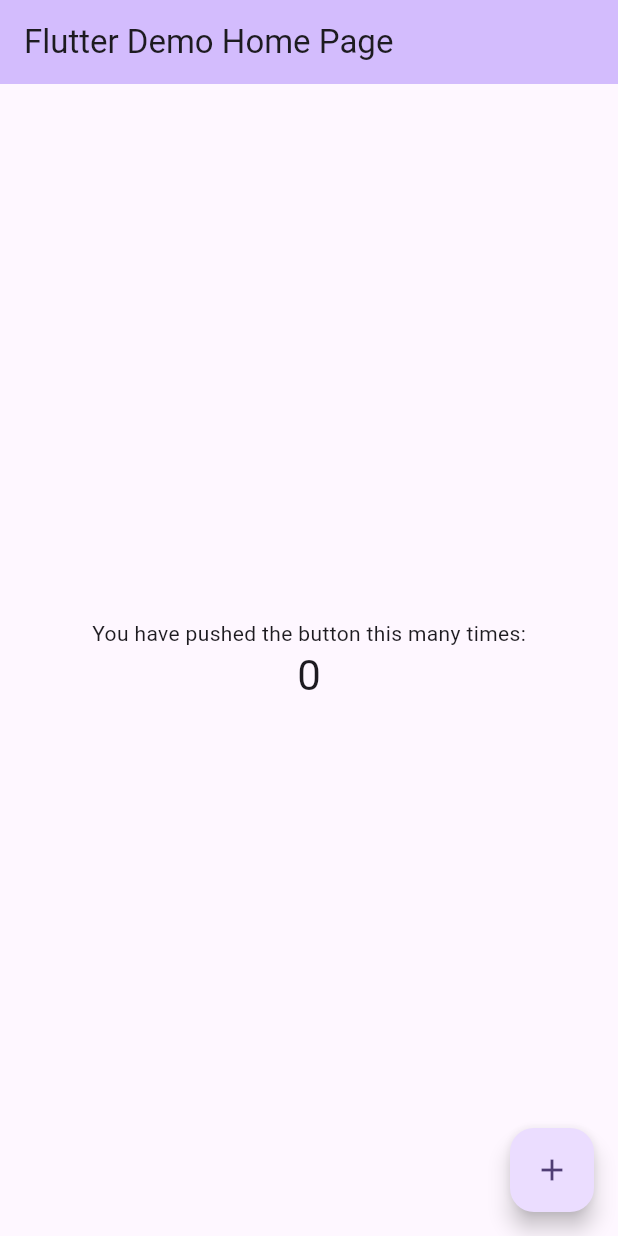
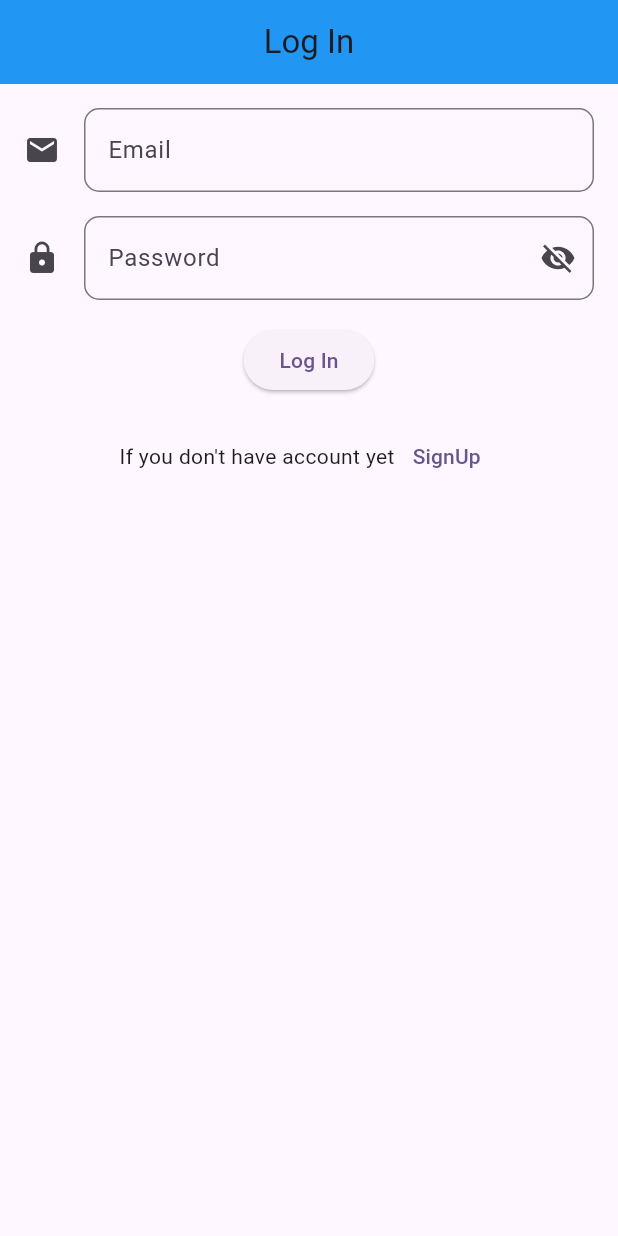
Before and after one commit to TheGhost025/To-DoList-Flutter-Firebase, a Flutter app: the screen it shows after launch, on a phone screen of 412 x 824 dp. Run offline on Flutter 3.47's test engine with Material 3 defaults, Android fonts, the phone set to English and light mode, and no system bars.

Commit message:
add desgin for log in and sign up

```diff
--- /dev/null
+++ b/to_dolist/lib/logIn.dart
@@ -0,0 +1,95 @@
+import 'package:flutter/material.dart';
+import 'package:to_dolist/signup.dart';
+
+class LogInPage extends StatefulWidget {
+  @override
+  LogInPageState createState() => LogInPageState();
+}
+
+class LogInPageState extends State<LogInPage> {
+  final emailController = TextEditingController();
+  final passwordController = TextEditingController();
+  bool isPasswordVisible = false;
+
+  @override
+  Widget build(BuildContext context) {
+    // TODO: implement build
+    return Scaffold(
+      appBar: AppBar(
+        title: const Text("Log In"),
+        centerTitle: true,
+      ),
+      body: SingleChildScrollView(
+        child: Padding(
+          child: Column(
+            mainAxisAlignment: MainAxisAlignment.center,
+            children: [
+              TextField(
+                controller: emailController,
+                keyboardType: TextInputType.emailAddress,
+                decoration: InputDecoration(
+                    label: Text("Email"),
+                    border: OutlineInputBorder(
+                        borderRadius: BorderRadius.circular(10.0)),
+                    icon: Icon(Icons.email)),
+              ),
+              SizedBox(
+                height: 16,
+              ),
+              TextField(
+                controller: passwordController,
+                decoration: InputDecoration(
+                  label: Text("Password"),
+                  border: OutlineInputBorder(
+                      borderRadius: BorderRadius.circular(10.0)),
+                  icon: Icon(Icons.lock),
+                  suffixIcon: IconButton(
+                    icon: Icon(
+                      isPasswordVisible
+                          // ignore: dead_code
+                          ? Icons.visibility
+                          : Icons.visibility_off,
+                    ),
+                    onPressed: () {
+                      setState(() {
+                        isPasswordVisible = !isPasswordVisible;
+                      });
+                    },
+                  ),
+                ),
+                obscureText: !isPasswordVisible,
+              ),
+              SizedBox(
+                height: 16,
+              ),
+              ElevatedButton(
+                  onPressed: () {
+                    print("Email: " + emailController.text);
+                    print("password: " + passwordController.text);
+                  },
+                  child: Text("Log In")),
+              SizedBox(
+                height: 16,
+              ),
+              Row(
+                mainAxisAlignment: MainAxisAlignment.center,
+                children: [
+                  Text("If you don't have account yet"),
+                  TextButton(
+                      onPressed: () {
+                        Navigator.push(
+                            context,
+                            MaterialPageRoute(
+                                builder: (context) => SignUpPage()));
+                      },
+                      child: Text("SignUp"))
+                ],
+              )
+            ],
+          ),
+          padding: EdgeInsets.all(16),
+        ),
+      ),
+    );
+  }
+}
--- a/to_dolist/lib/main.dart
+++ b/to_dolist/lib/main.dart
@@ -1,4 +1,5 @@
 import 'package:flutter/material.dart';
+import 'package:to_dolist/logIn.dart';
 
 void main() {
   runApp(const MyApp());
@@ -11,115 +12,14 @@ class MyApp extends StatelessWidget {
   @override
   Widget build(BuildContext context) {
     return MaterialApp(
-      title: 'Flutter Demo',
+      title: 'To Do List',
       theme: ThemeData(
-        // This is the theme of your application.
-        //
-        // TRY THIS: Try running your application with "flutter run". You'll see
-        // the application has a purple toolbar. Then, without quitting the app,
-        // try changing the seedColor in the colorScheme below to Colors.green
-        // and then invoke "hot reload" (save your changes or press the "hot
-        // reload" button in a Flutter-supported IDE, or press "r" if you used
-        // the command line to start the app).
-        //
-        // Notice that the counter didn't reset back to zero; the application
-        // state is not lost during the reload. To reset the state, use hot
-        // restart instead.
-        //
-        // This works for code too, not just values: Most code changes can be
-        // tested with just a hot reload.
+        appBarTheme: AppBarTheme(color: Colors.blue),
         colorScheme: ColorScheme.fromSeed(seedColor: Colors.deepPurple),
         useMaterial3: true,
       ),
-      home: const MyHomePage(title: 'Flutter Demo Home Page'),
+      debugShowCheckedModeBanner: false,
+      home: LogInPage(),
     );
   }
 }
-
-class MyHomePage extends StatefulWidget {
-  const MyHomePage({super.key, required this.title});
-
-  // This widget is the home page of your application. It is stateful, meaning
-  // that it has a State object (defined below) that contains fields that affect
-  // how it looks.
-
-  // This class is the configuration for the state. It holds the values (in this
-  // case the title) provided by the parent (in this case the App widget) and
-  // used by the build method of the State. Fields in a Widget subclass are
-  // always marked "final".
-
-  final String title;
-
-  @override
-  State<MyHomePage> createState() => _MyHomePageState();
-}
-
-class _MyHomePageState extends State<MyHomePage> {
-  int _counter = 0;
-
-  void _incrementCounter() {
-    setState(() {
-      // This call to setState tells the Flutter framework that something has
-      // changed in this State, which causes it to rerun the build method below
-      // so that the display can reflect the updated values. If we changed
-      // _counter without calling setState(), then the build method would not be
-      // called again, and so nothing would appear to happen.
-      _counter++;
-    });
-  }
-
-  @override
-  Widget build(BuildContext context) {
-    // This method is rerun every time setState is called, for instance as done
-    // by the _incrementCounter method above.
-    //
-    // The Flutter framework has been optimized to make rerunning build methods
-    // fast, so that you can just rebuild anything that needs updating rather
-    // than having to individually change instances of widgets.
-    return Scaffold(
-      appBar: AppBar(
-        // TRY THIS: Try changing the color here to a specific color (to
-        // Colors.amber, perhaps?) and trigger a hot reload to see the AppBar
-        // change color while the other colors stay the same.
-        backgroundColor: Theme.of(context).colorScheme.inversePrimary,
-        // Here we take the value from the MyHomePage object that was created by
-        // the App.build method, and use it to set our appbar title.
-        title: Text(widget.title),
-      ),
-      body: Center(
-        // Center is a layout widget. It takes a single child and positions it
-        // in the middle of the parent.
-        child: Column(
-          // Column is also a layout widget. It takes a list of children and
-          // arranges them vertically. By default, it sizes itself to fit its
-          // children horizontally, and tries to be as tall as its parent.
-          //
-          // Column has various properties to control how it sizes itself and
-          // how it positions its children. Here we use mainAxisAlignment to
-          // center the children vertically; the main axis here is the vertical
-          // axis because Columns are vertical (the cross axis would be
-          // horizontal).
-          //
-          // TRY THIS: Invoke "debug painting" (choose the "Toggle Debug Paint"
-          // action in the IDE, or press "p" in the console), to see the
-          // wireframe for each widget.
-          mainAxisAlignment: MainAxisAlignment.center,
-          children: <Widget>[
-            const Text(
-              'You have pushed the button this many times:',
-            ),
-            Text(
-              '$_counter',
-              style: Theme.of(context).textTheme.headlineMedium,
-            ),
-          ],
-        ),
-      ),
-      floatingActionButton: FloatingActionButton(
-        onPressed: _incrementCounter,
-        tooltip: 'Increment',
-        child: const Icon(Icons.add),
-      ), // This trailing comma makes auto-formatting nicer for build methods.
-    );
-  }
-}
```
Also changed, not shown: to_dolist/lib/signup.dart (added, +105 -0 lines), 1 other file.
